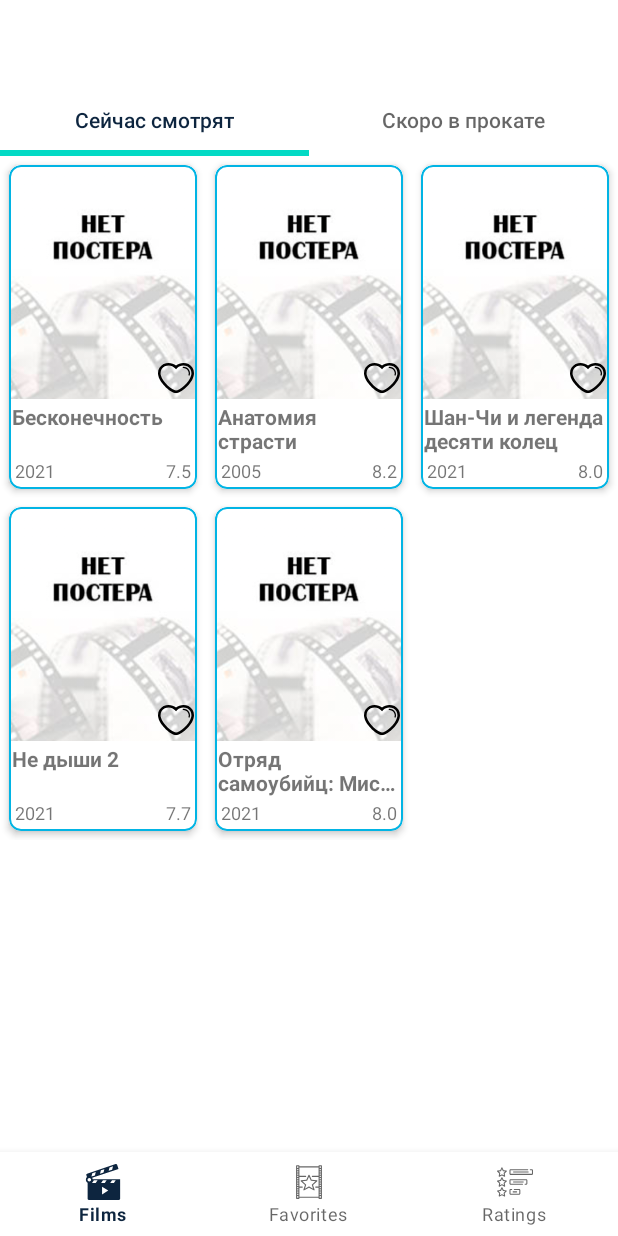
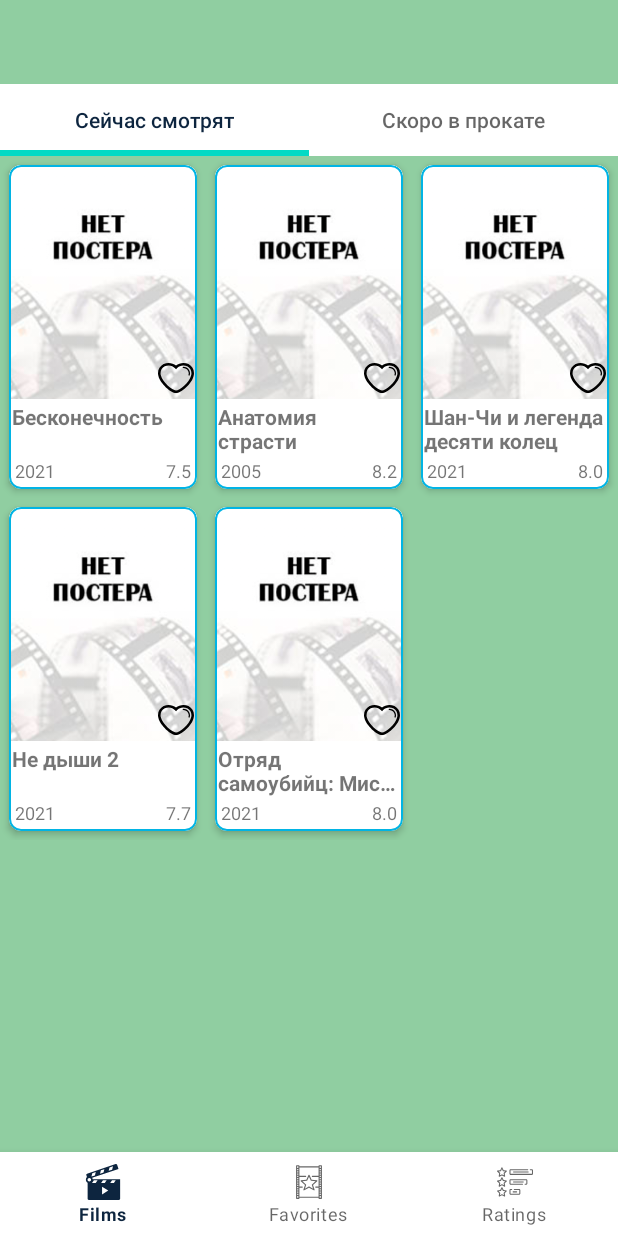
Before and after one commit to ArkHak/KinoFan, an Android app: the screen it shows after launch (MainActivity), on a phone screen of 412 x 824 dp. Run offline under Robolectric (Android 15) with nearby library versions, the phone set to English and light mode, and no system bars; our stand-ins replace navigation-ui.

Commit message:
ver 0.3.3 + переход на DetailFragment через Navigator

```diff
--- a/app/src/main/res/layout/film_item.xml
+++ b/app/src/main/res/layout/film_item.xml
@@ -8,7 +8,7 @@
     android:layout_margin="6dp"
     app:cardCornerRadius="8dp"
     app:cardElevation="3dp"
-    app:strokeColor="#01B4E4"
+    app:strokeColor="@color/secondaryColor"
     app:strokeWidth="1dp">
 
     <androidx.constraintlayout.widget.ConstraintLayout
--- a/app/src/main/res/layout/fragment_details_film.xml
+++ b/app/src/main/res/layout/fragment_details_film.xml
@@ -5,8 +5,8 @@
     android:id="@+id/fragment_detail_film"
     android:layout_width="match_parent"
     android:layout_height="match_parent"
-    android:background="#FFFFFF"
     android:orientation="vertical"
+    android:background="@color/tertiaryColor"
     tools:context=".ui.view.DetailsFilmFragment">
 
 
@@ -16,8 +16,7 @@
         android:layout_height="320dp"
         android:layout_marginTop="16dp"
         android:scaleType="centerCrop"
-        app:cardCornerRadius="8dp"
-        app:cardElevation="3dp"
+
         app:layout_constraintEnd_toEndOf="parent"
         app:layout_constraintStart_toStartOf="parent"
         app:layout_constraintTop_toTopOf="parent"
--- a/app/src/main/res/layout/main_activity.xml
+++ b/app/src/main/res/layout/main_activity.xml
@@ -4,7 +4,8 @@
     android:id="@+id/main_container"
     android:layout_width="match_parent"
     android:layout_height="match_parent"
-    android:paddingTop="?attr/actionBarSize">
+    android:paddingTop="?attr/actionBarSize"
+    android:background="@color/tertiaryColor">
 
 
     <com.google.android.material.bottomnavigation.BottomNavigationView
--- a/app/src/main/res/navigation/mobile_navigation.xml
+++ b/app/src/main/res/navigation/mobile_navigation.xml
@@ -9,7 +9,13 @@
         android:id="@+id/navigation_films"
         android:name="com.example.kinofan.ui.view.MainSliderFilmsFragment"
         android:label="Films"
-        tools:layout="@layout/fragment_main_slider_films" />
+        tools:layout="@layout/fragment_main_slider_films" >
+        <action
+            android:id="@+id/action_navigation_films_to_detailsFilmFragment"
+            app:destination="@id/detailsFilmFragment"
+            app:enterAnim="@anim/nav_default_enter_anim"
+            app:exitAnim="@anim/nav_default_exit_anim" />
+    </fragment>
 
     <fragment
         android:id="@+id/navigation_favorites"
@@ -22,4 +28,9 @@
         android:name="com.example.kinofan.ui.view.RatingsFilmsFragment"
         android:label="Ratings"
         tools:layout="@layout/ratings_films_fragment" />
+    <fragment
+        android:id="@+id/detailsFilmFragment"
+        android:name="com.example.kinofan.ui.view.DetailsFilmFragment"
+        android:label="fragment_details_film"
+        tools:layout="@layout/fragment_details_film" />
 </navigation>
--- a/app/src/main/res/values/colors.xml
+++ b/app/src/main/res/values/colors.xml
@@ -8,4 +8,7 @@
     <color name="black">#FF000000</color>
     <color name="white">#FFFFFFFF</color>
     <color name="loadingBackground">#302C2C</color>
+    <color name="primaryColor">#0D253F</color>
+    <color name="secondaryColor">#01B4E4</color>
+    <color name="tertiaryColor">#90CEA1</color>
 </resources>
```
Also changed, not shown: app/src/main/java/com/example/kinofan/ui/view/MainActivity.kt (+1 -11 lines), app/src/main/java/com/example/kinofan/ui/view/ReleasedFilmsFragment.kt (+7 -12 lines).
